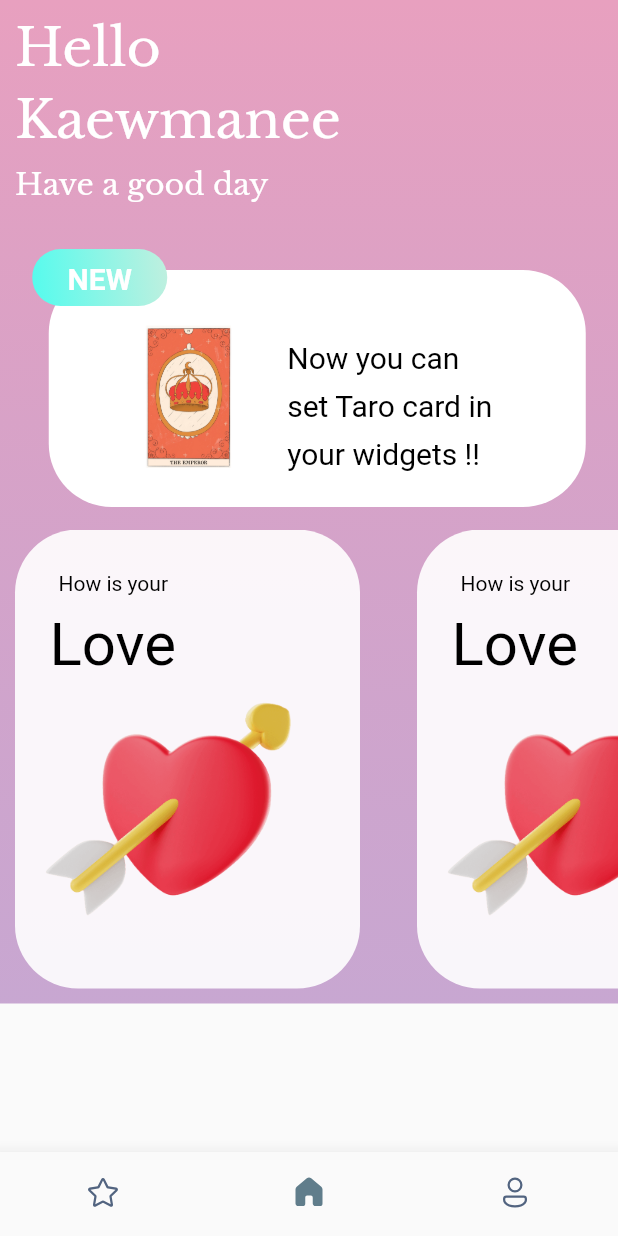
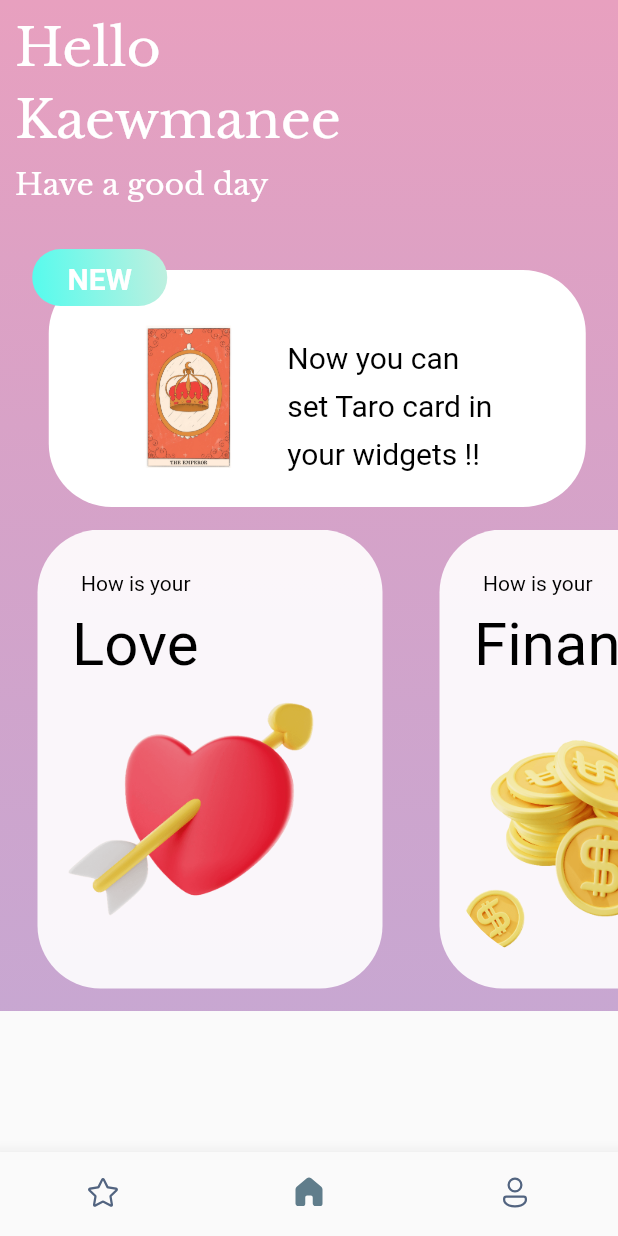
Before and after one commit to Malao-Ang/DoungWanNee, a Flutter app: the screen it shows after launch, on a phone screen of 412 x 824 dp. Run offline on Flutter 3.47's test engine with Material 2 defaults, Android fonts, the phone set to English and light mode, and no system bars; our stand-ins replace fluentui_system_icons, gap, google_fonts.

Commit message:
:sparkles: add dynamic card

```diff
--- a/lib/screen/home_screen.dart
+++ b/lib/screen/home_screen.dart
@@ -64,15 +64,16 @@ class _HomeScreenState extends State<HomeScreen> {
             Center(child: NewFeatureCard()),
             Gap(15),
             Container(
-              padding: EdgeInsets.only(bottom: 10.0),
               child: SingleChildScrollView(
                 scrollDirection: Axis.horizontal,
-                padding: const EdgeInsets.only(left: 10),
+                padding: const EdgeInsets.only(left: 25, bottom: 15),
                 child: Row(
                   children: [
-                    CardCategory(),
-                    CardCategory(),
-                    CardCategory(),
+                    CardCategory(
+                      title: 'Love',
+                      assets: 'heart',
+                    ),
+                    CardCategory(title: 'Finance', assets: 'money'),
                   ],
                 ),
               ),
--- a/lib/widgets/cardtype.dart
+++ b/lib/widgets/cardtype.dart
@@ -2,17 +2,14 @@ import 'package:flutter/material.dart';
 import 'package:flutter/src/widgets/framework.dart';
 import 'package:flutter/src/widgets/placeholder.dart';
 
-class CardCategory extends StatefulWidget {
-  const CardCategory({super.key});
+class CardCategory extends StatelessWidget {
+  const CardCategory({super.key, required this.title, required this.assets});
+  final String title;
+  final String assets;
 
   @override
-  State<CardCategory> createState() => _CardCategoryState();
-}
-
-class _CardCategoryState extends State<CardCategory> {
-  @override
   Widget build(BuildContext context) {
-    return Container(
+    return SizedBox(
       // width: double.infinity,
       height: 306,
       child: Row(crossAxisAlignment: CrossAxisAlignment.center, children: [
@@ -23,7 +20,7 @@ class _CardCategoryState extends State<CardCategory> {
             height: double.infinity,
             decoration: BoxDecoration(
               // color: Color.fromARGB(228, 79, 75, 75),
-              color: Color(0xe5ffffff),
+              color: const Color(0xe5ffffff),
               borderRadius: BorderRadius.circular(42),
             ),
             child: Stack(
@@ -39,7 +36,7 @@ class _CardCategoryState extends State<CardCategory> {
                       child: ClipRRect(
                         borderRadius: BorderRadius.circular(75),
                         child: Image.asset(
-                          'assets/heart.png',
+                          'assets/${assets}.png',
                           fit: BoxFit.cover,
                           height: 100,
                         ),
@@ -47,7 +44,7 @@ class _CardCategoryState extends State<CardCategory> {
                     ),
                   ),
                 ),
-                Positioned(
+                const Positioned(
                   // howisyourgPy (13:75)
                   left: 29,
                   top: 23,
@@ -73,11 +70,11 @@ class _CardCategoryState extends State<CardCategory> {
                   top: 39,
                   child: Align(
                     child: SizedBox(
-                      width: 90,
+                      width: 150,
                       height: 65,
                       child: Text(
-                        'Love',
-                        style: TextStyle(
+                        title,
+                        style: const TextStyle(
                           fontSize: 40,
                           fontWeight: FontWeight.w400,
                           height: 1.615,
@@ -91,75 +88,5 @@ class _CardCategoryState extends State<CardCategory> {
             )),
       ]),
     );
-    // Container(
-    //   // loveGLF (13:76)
-    //   margin: EdgeInsets.fromLTRB(0, 0, 38, 0),
-    //   width: 227,
-    //   height: double.infinity,
-    //   decoration: BoxDecoration(
-    //     color: Color(0xe5ffffff),
-    //     borderRadius: BorderRadius.circular(42),
-    //   ),
-    //   child: Stack(children: [
-    //     Positioned(
-    //       // removal1yVZ (13:74)
-    //       left: 6,
-    //       top: 85,
-    //       child: Align(
-    //         child: SizedBox(
-    //           width: 204,
-    //           height: 204,
-    //           child: ClipRRect(
-    //             borderRadius: BorderRadius.circular(75),
-    //             child: Image.asset(
-    //               'assets/heart.png',
-    //               fit: BoxFit.cover,
-    //             ),
-    //           ),
-    //         ),
-    //       ),
-    //     ),
-    //     const Positioned(
-    //       // howisyourgPy (13:75)
-    //       left: 29,
-    //       top: 23,
-    //       child: Align(
-    //         child: SizedBox(
-    //           width: 71,
-    //           height: 23,
-    //           child: Text(
-    //             'How is your',
-    //             style: TextStyle(
-    //               fontSize: 14,
-    //               fontWeight: FontWeight.w400,
-    //               height: 1.615,
-    //               color: Color(0xff000000),
-    //             ),
-    //           ),
-    //         ),
-    //       ),
-    //     ),
-    //     const Positioned(
-    //       // lovePJP (13:77)
-    //       left: 23,
-    //       top: 39,
-    //       child: Align(
-    //         child: SizedBox(
-    //           width: 83,
-    //           height: 65,
-    //           child: Text(
-    //             'Love',
-    //             style: TextStyle(
-    //               fontSize: 40,
-    //               fontWeight: FontWeight.w400,
-    //               height: 1.615,
-    //               color: Color(0xff000000),
-    //             ),
-    //           ),
-    //         ),
-    //       ),
-    //     ),
-    //   ]),
-    // );
   }
 }
```
Also changed, not shown: assets/money.png (renamed from assets/[removal.ai]_tmp-644baada8063b.png).
